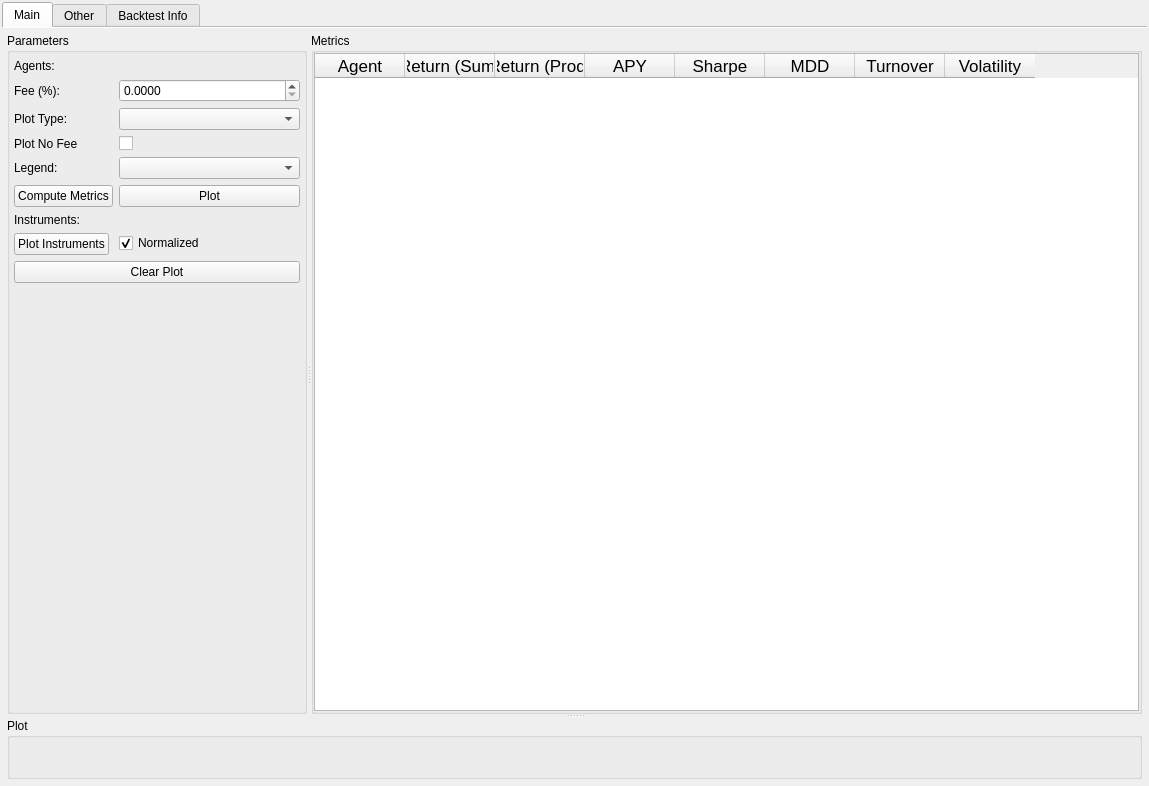
First picture: the form in gui/backtest_results_window.ui, repository kolomeytsev/technotrader, before the edit.
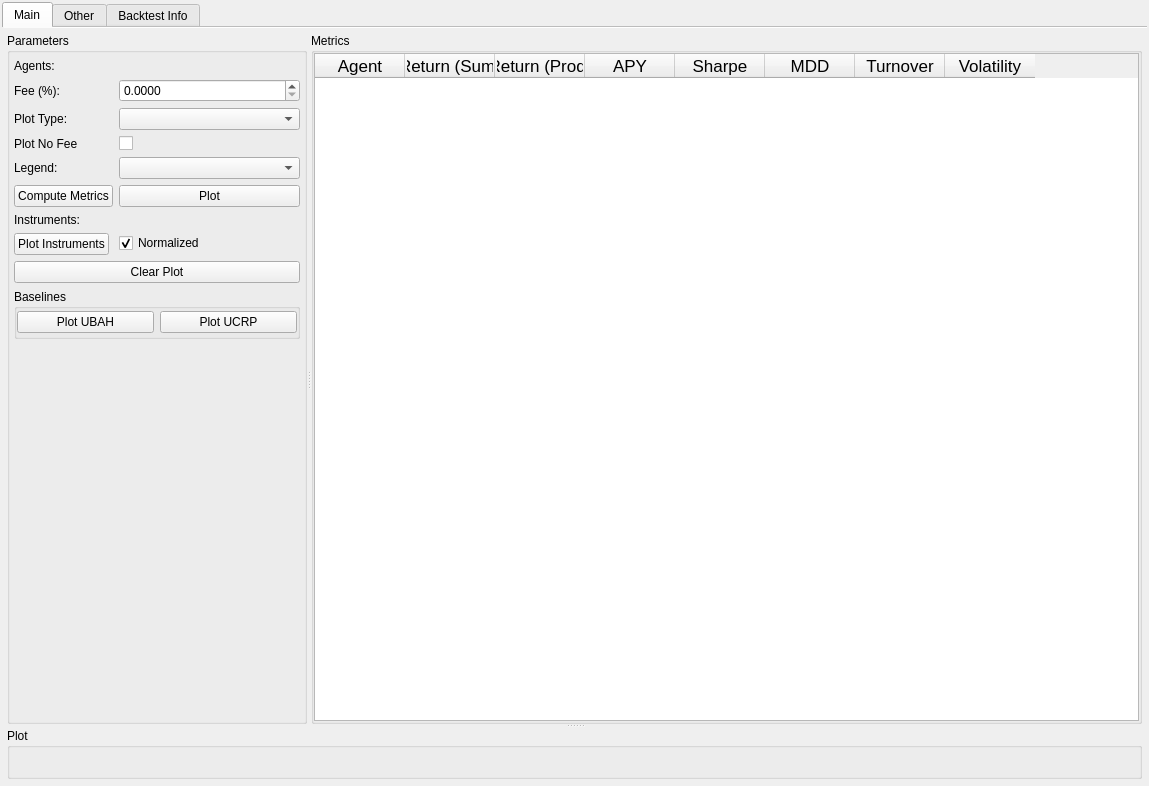
Second picture: the form after the edit.

Commit message: enh plots

```diff
--- a/gui/backtest_results_window.ui
+++ b/gui/backtest_results_window.ui
@@ -225,6 +225,53 @@
               </property>
              </widget>
             </item>
+            <item row="9" column="0" colspan="2">
+             <widget class="QGroupBox" name="groupBox">
+              <property name="minimumSize">
+               <size>
+                <width>0</width>
+                <height>50</height>
+               </size>
+              </property>
+              <property name="title">
+               <string>Baselines</string>
+              </property>
+              <layout class="QHBoxLayout" name="horizontalLayout">
+               <property name="leftMargin">
+                <number>0</number>
+               </property>
+               <property name="topMargin">
+                <number>0</number>
+               </property>
+               <property name="rightMargin">
+                <number>0</number>
+               </property>
+               <property name="bottomMargin">
+                <number>0</number>
+               </property>
+               <item>
+                <widget class="QPushButton" name="pushButtonPlotUbah">
+                 <property name="sizePolicy">
+                  <sizepolicy hsizetype="Preferred" vsizetype="Fixed">
+                   <horstretch>0</horstretch>
+                   <verstretch>0</verstretch>
+                  </sizepolicy>
+                 </property>
+                 <property name="text">
+                  <string>Plot UBAH</string>
+                 </property>
+                </widget>
+               </item>
+               <item>
+                <widget class="QPushButton" name="pushButtonPlotUcrp">
+                 <property name="text">
+                  <string>Plot UCRP</string>
+                 </property>
+                </widget>
+               </item>
+              </layout>
+             </widget>
+            </item>
            </layout>
           </widget>
           <widget class="QGroupBox" name="groupBoxMetrics">
```
Left out of the diff: 32 changed lines with no effect on the pictures. The commit also changes 3 other files.
